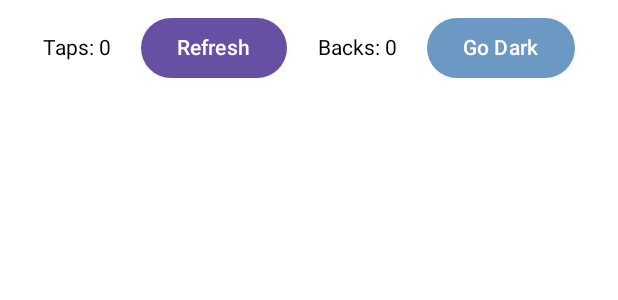
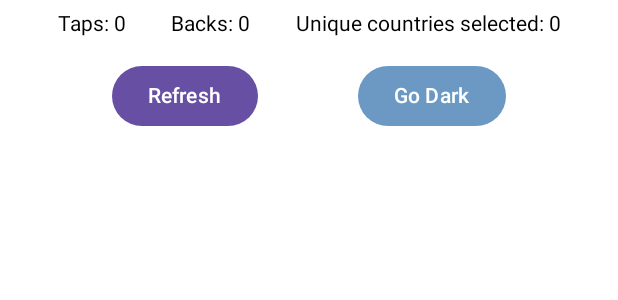
Before and after one commit to andrii-zubenko/coordplot, an Android app built with Jetpack Compose: the @Preview function CountersPreview, on a phone screen of 412 x 824 dp. Shown: the top 300 px of the screen. Run offline under Robolectric (Android 15) with nearby library versions, the phone set to English and light mode, and no system bars.

Commit message:
added MutableSharedFlow to track number of unique contries selected

```diff
--- a/app/src/main/java/com/kodeco/android/coordplot/MainActivity.kt
+++ b/app/src/main/java/com/kodeco/android/coordplot/MainActivity.kt
@@ -18,6 +18,7 @@ import com.kodeco.android.coordplot.country_info.CountryListData.data
 import com.kodeco.android.coordplot.country_info.CountryListData.dataNeedsRefreshing
 import com.kodeco.android.coordplot.country_info.Flows.backFlow
 import com.kodeco.android.coordplot.country_info.Flows.tapFlow
+import com.kodeco.android.coordplot.country_info.Flows.uniqueCountriesSelectedFlow
 import com.kodeco.android.coordplot.country_info.components.CountersTopBar
 import com.kodeco.android.coordplot.country_info.screens.CountryDetailsScreen
 
@@ -33,6 +34,8 @@ class MainActivity : ComponentActivity() {
                 val navController = rememberNavController()
                 val tapState = tapFlow.collectAsState()
                 val backState = backFlow.collectAsState()
+                val countriesSelected =
+                    uniqueCountriesSelectedFlow.collectAsState(initial = emptyList())
 
                 NavHost(navController = navController, startDestination = "mainscreen") {
                     composable("mainscreen") {
@@ -51,6 +54,7 @@ class MainActivity : ComponentActivity() {
                                 CountersTopBar(
                                     taps = tapState.value,
                                     backs = backState.value,
+                                    countriesSelected = countriesSelected.value.size,
                                     onRefreshClick = {
                                         dataNeedsRefreshing = true
                                         navController.navigate("country_list")
@@ -74,6 +78,7 @@ class MainActivity : ComponentActivity() {
                                 CountersTopBar(
                                     taps = tapState.value,
                                     backs = backState.value,
+                                    countriesSelected = countriesSelected.value.size,
                                     onRefreshClick = {
                                         dataNeedsRefreshing = true
                                         navController.navigate("country_list")
--- a/app/src/main/java/com/kodeco/android/coordplot/country_info/components/CountersTopBar.kt
+++ b/app/src/main/java/com/kodeco/android/coordplot/country_info/components/CountersTopBar.kt
@@ -1,6 +1,7 @@
 package com.kodeco.android.coordplot.country_info.components
 
 import androidx.compose.foundation.layout.Arrangement
+import androidx.compose.foundation.layout.Column
 import androidx.compose.foundation.layout.Row
 import androidx.compose.foundation.layout.fillMaxWidth
 import androidx.compose.foundation.layout.padding
@@ -15,7 +16,6 @@ import androidx.compose.ui.graphics.Color
 import androidx.compose.ui.res.stringResource
 import androidx.compose.ui.tooling.preview.Preview
 import androidx.compose.ui.unit.dp
-import androidx.compose.ui.unit.sp
 import com.kodeco.android.coordplot.R
 import com.kodeco.android.coordplot.country_info.Flows.currentTheme
 import com.kodeco.android.coordplot.country_info.Flows.setTheme
@@ -24,9 +24,10 @@ import com.kodeco.android.coordplot.ui.theme.Black
 import com.kodeco.android.coordplot.ui.theme.LightBlue
 
 @Composable
-fun CountersTopBar(taps: Int, backs: Int, onRefreshClick: () -> Unit) {
+fun CountersTopBar(taps: Int, backs: Int, countriesSelected: Int, onRefreshClick: () -> Unit) {
     val currentTheme = currentTheme.collectAsState()
 
+    Column {
         Row(
             modifier = Modifier
                 .fillMaxWidth()
@@ -35,12 +36,21 @@ fun CountersTopBar(taps: Int, backs: Int, onRefreshClick: () -> Unit) {
             verticalAlignment = Alignment.CenterVertically,
         ) {
             Text(text = stringResource(R.string.taps, taps))
+            Text(text = stringResource(R.string.backs, backs))
+            Text(text = stringResource(R.string.unique_countries_selected, countriesSelected))
+        }
+        Row(
+            modifier = Modifier
+                .fillMaxWidth()
+                .padding(8.dp),
+            horizontalArrangement = Arrangement.SpaceEvenly,
+            verticalAlignment = Alignment.CenterVertically,
+        ) {
             Button(onClick = {
                 onRefreshClick()
             }) {
                 Text(text = stringResource(R.string.refresh))
             }
-        Text(text = stringResource(R.string.backs, backs))
             Button(
                 onClick = {
                     setTheme(if (currentTheme.value == Theme.LIGHT) Theme.DARK else Theme.LIGHT)
@@ -66,9 +76,10 @@ fun CountersTopBar(taps: Int, backs: Int, onRefreshClick: () -> Unit) {
             }
         }
     }
+}
 
 @Composable
 @Preview(showBackground = true)
 fun CountersPreview() {
-    CountersTopBar(taps = 0, backs = 0, onRefreshClick = { })
+    CountersTopBar(taps = 0, backs = 0, countriesSelected = 0, onRefreshClick = { })
 }
--- a/app/src/main/java/com/kodeco/android/coordplot/country_info/components/CountryList.kt
+++ b/app/src/main/java/com/kodeco/android/coordplot/country_info/components/CountryList.kt
@@ -13,6 +13,7 @@ import androidx.compose.ui.Modifier
 import androidx.compose.ui.tooling.preview.Preview
 import androidx.compose.ui.unit.dp
 import androidx.navigation.NavController
+import com.kodeco.android.coordplot.country_info.Flows.addCountry
 import com.kodeco.android.coordplot.country_info.Flows.tap
 import com.kodeco.android.coordplot.country_info.model.Country
 import com.kodeco.android.coordplot.country_info.model.CountryFlags
@@ -37,6 +38,7 @@ fun CountryList(
                         )
                         .clickable {
                             tap()
+                            addCountry(countries[index])
                             navigation?.navigate("country_details/$index")
                         },
                     shape = RoundedCornerShape(4.dp)
@@ -65,7 +67,7 @@ fun PreviewCountryList() {
             )
         ), navigation = null,
         countersTopBar = {
-            CountersTopBar(taps = 0, backs = 0, onRefreshClick = { })
+            CountersTopBar(taps = 0, backs = 0, countriesSelected = 0, onRefreshClick = { })
         }
     )
 }
--- a/app/src/main/java/com/kodeco/android/coordplot/country_info/screens/CountryDetailsScreen.kt
+++ b/app/src/main/java/com/kodeco/android/coordplot/country_info/screens/CountryDetailsScreen.kt
@@ -91,6 +91,6 @@ fun CountryDetailsScreenPreview() {
         countryIndex = 0,
         onBackClicked = {},
         countersTopBar = {
-            CountersTopBar(taps = 0, backs = 0, onRefreshClick = { })
+            CountersTopBar(taps = 0, backs = 0, countriesSelected = 0, onRefreshClick = { })
         })
 }
--- a/app/src/main/res/values/strings.xml
+++ b/app/src/main/res/values/strings.xml
@@ -13,4 +13,5 @@
     <string name="refresh">Refresh</string>
     <string name="backs">Backs: %1$s</string>
     <string name="loading_app_up_time_seconds">Loading... App up time: %1$s seconds</string>
+    <string name="unique_countries_selected">Unique countries selected: %1$s</string>
 </resources>
```
Also changed, not shown: app/src/main/java/com/kodeco/android/coordplot/country_info/Flows.kt (+19 -0 lines). Lines whose indentation alone changed are shown as unchanged.
